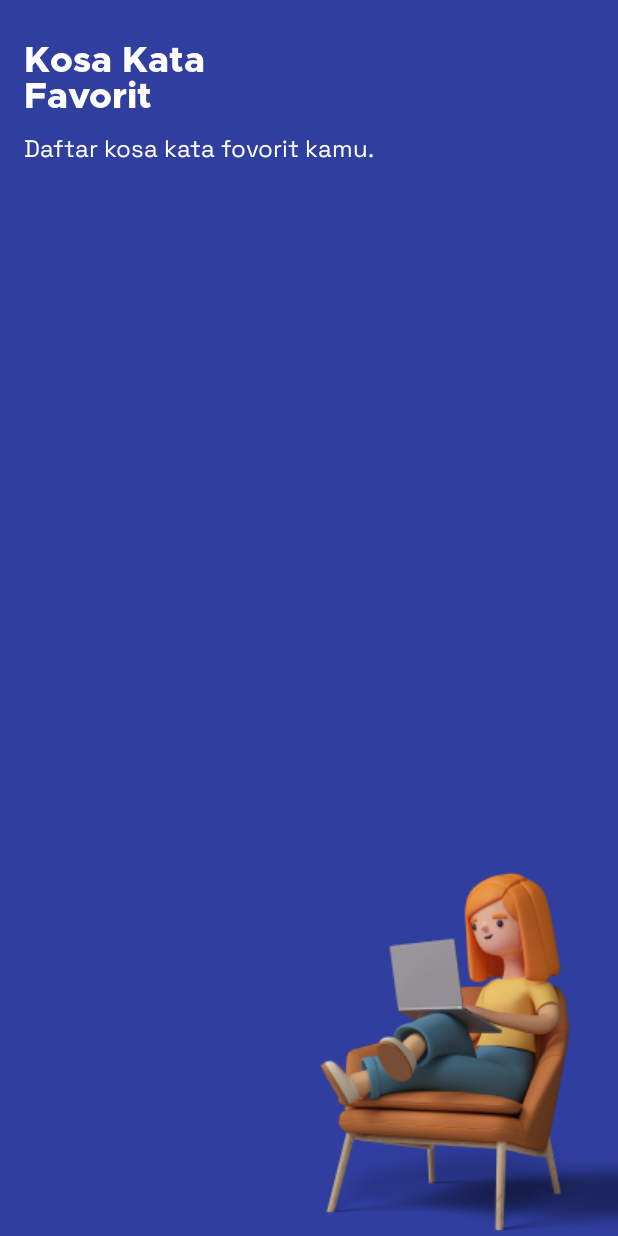
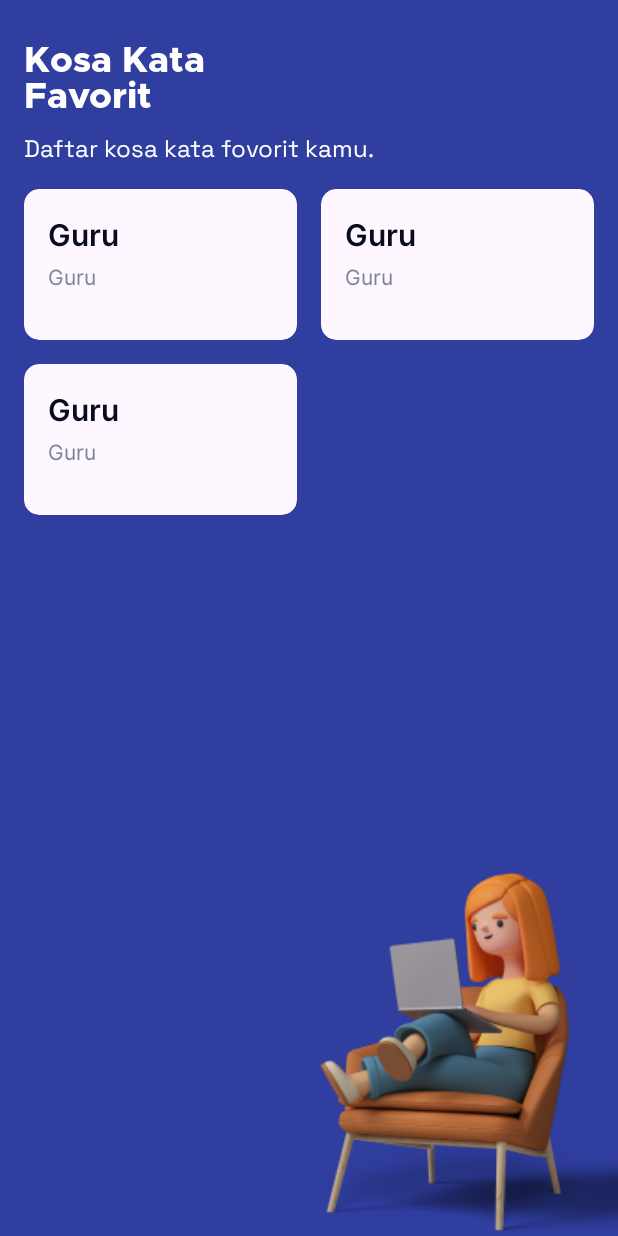
Before and after one commit to arrazyfathan/kbbi, an Android app: the layout fragment_saved.xml on its own in the app's theme, with its tools: preview values and no code run, on a phone screen of 412 x 824 dp. Run offline under Robolectric (Android 15) with nearby library versions, the phone set to English and light mode, and no system bars.

Commit message:
add: list saved kata

```diff
--- a/app/src/main/java/com/example/kbbikamusbesarbahasaindonesia/ui/home/MainActivity.kt
+++ b/app/src/main/java/com/example/kbbikamusbesarbahasaindonesia/ui/home/MainActivity.kt
@@ -2,15 +2,18 @@ package com.example.kbbikamusbesarbahasaindonesia.ui.home
 
 import androidx.appcompat.app.AppCompatActivity
 import android.os.Bundle
+import androidx.activity.viewModels
 import androidx.navigation.fragment.NavHostFragment
 import androidx.navigation.ui.setupWithNavController
+import com.example.kbbikamusbesarbahasaindonesia.BaseApplication
 import com.example.kbbikamusbesarbahasaindonesia.R
 import com.example.kbbikamusbesarbahasaindonesia.databinding.ActivityMainBinding
+import com.example.kbbikamusbesarbahasaindonesia.ui.saved.SavedViewModel
+import com.example.kbbikamusbesarbahasaindonesia.ui.saved.SavedViewModelFactory
 
 class MainActivity : AppCompatActivity() {
 
     private lateinit var binding: ActivityMainBinding
-
 
     override fun onCreate(savedInstanceState: Bundle?) {
         super.onCreate(savedInstanceState)
--- a/app/src/main/res/layout/fragment_saved.xml
+++ b/app/src/main/res/layout/fragment_saved.xml
@@ -1,9 +1,9 @@
 <?xml version="1.0" encoding="utf-8"?>
 <androidx.constraintlayout.widget.ConstraintLayout xmlns:android="http://schemas.android.com/apk/res/android"
+    xmlns:app="http://schemas.android.com/apk/res-auto"
     xmlns:tools="http://schemas.android.com/tools"
     android:layout_width="match_parent"
     android:layout_height="match_parent"
-    xmlns:app="http://schemas.android.com/apk/res-auto"
     android:background="@color/blue_primary"
     tools:context=".ui.saved.SavedFragment">
 
@@ -11,34 +11,47 @@
         android:id="@+id/kosa_kata_favorit_title"
         android:layout_width="wrap_content"
         android:layout_height="wrap_content"
+        android:layout_marginStart="16dp"
+        android:layout_marginTop="24dp"
+        android:fontFamily="@font/metropolis_extrabold"
         android:text="Kosa Kata\nFavorit"
         android:textColor="@color/white"
-        android:fontFamily="@font/metropolis_extrabold"
         android:textSize="24sp"
-        android:layout_marginTop="24dp"
-        android:layout_marginStart="16dp"
         app:layout_constraintStart_toStartOf="parent"
-        app:layout_constraintTop_toTopOf="parent"/>
+        app:layout_constraintTop_toTopOf="parent" />
 
     <TextView
         android:id="@+id/kosa_kata_favorit_subtitle"
         android:layout_width="wrap_content"
         android:layout_height="wrap_content"
+        android:layout_marginStart="16dp"
+        android:layout_marginTop="8dp"
+        android:fontFamily="@font/spacegrotesk_regular"
         android:text="Daftar kosa kata fovorit kamu."
         android:textColor="@color/white"
-        android:fontFamily="@font/spacegrotesk_regular"
         android:textSize="16sp"
-        android:layout_marginTop="8dp"
-        android:layout_marginStart="16dp"
         app:layout_constraintStart_toStartOf="parent"
-        app:layout_constraintTop_toBottomOf="@id/kosa_kata_favorit_title"/>
+        app:layout_constraintTop_toBottomOf="@id/kosa_kata_favorit_title" />
 
     <ImageView
         android:layout_width="wrap_content"
         android:layout_height="wrap_content"
         android:src="@drawable/hero_saved"
+        app:layout_constraintBottom_toBottomOf="parent"
+        app:layout_constraintEnd_toEndOf="parent" />
+
+    <androidx.recyclerview.widget.RecyclerView
+        android:id="@+id/rv_favorit_kata"
+        android:layout_width="match_parent"
+        android:layout_height="0dp"
+        android:layout_margin="8dp"
+        android:orientation="vertical"
+        app:layoutManager="androidx.recyclerview.widget.GridLayoutManager"
+        app:layout_constraintBottom_toBottomOf="parent"
         app:layout_constraintEnd_toEndOf="parent"
-        app:layout_constraintBottom_toBottomOf="parent"
-        />
+        app:layout_constraintStart_toStartOf="parent"
+        app:layout_constraintTop_toBottomOf="@id/kosa_kata_favorit_subtitle"
+        app:spanCount="2"
+        tools:listitem="@layout/item_list_favorite" />
 
 </androidx.constraintlayout.widget.ConstraintLayout>
--- /dev/null
+++ b/app/src/main/res/layout/item_list_favorite.xml
@@ -0,0 +1,54 @@
+<?xml version="1.0" encoding="utf-8"?>
+<androidx.constraintlayout.widget.ConstraintLayout xmlns:android="http://schemas.android.com/apk/res/android"
+    xmlns:app="http://schemas.android.com/apk/res-auto"
+    xmlns:tools="http://schemas.android.com/tools"
+    android:layout_width="match_parent"
+    android:layout_margin="8dp"
+    android:layout_height="wrap_content">
+
+    <com.google.android.material.card.MaterialCardView
+        android:layout_width="match_parent"
+        android:layout_height="wrap_content"
+        app:cardCornerRadius="10dp"
+        android:focusable="true"
+        android:clickable="true"
+        app:layout_constraintBottom_toBottomOf="parent"
+        app:layout_constraintEnd_toEndOf="parent"
+        app:layout_constraintStart_toStartOf="parent"
+        app:layout_constraintTop_toTopOf="parent"
+        app:strokeWidth="0dp">
+
+        <LinearLayout
+            android:layout_width="match_parent"
+            android:layout_height="wrap_content"
+            android:orientation="vertical">
+
+            <TextView
+                android:id="@+id/kata_saved"
+                android:layout_width="wrap_content"
+                android:layout_height="wrap_content"
+                android:layout_marginStart="16dp"
+                android:layout_marginTop="16dp"
+                android:fontFamily="@font/inter_semibold"
+                android:textColor="@color/text_primary"
+                android:textSize="20sp"
+                tools:text="Guru" />
+
+            <TextView
+                android:id="@+id/lemma_saved"
+                android:layout_width="wrap_content"
+                android:layout_height="wrap_content"
+                android:layout_marginStart="16dp"
+                android:layout_marginTop="4dp"
+                android:layout_marginBottom="32dp"
+                android:fontFamily="@font/inter_regular"
+                android:textColor="@color/text_p"
+                android:textSize="14sp"
+                tools:text="Guru" />
+
+        </LinearLayout>
+
+    </com.google.android.material.card.MaterialCardView>
+
+
+</androidx.constraintlayout.widget.ConstraintLayout>
```
Also changed, not shown: app/src/main/java/com/example/kbbikamusbesarbahasaindonesia/adapter/FavoriteAdapter.kt (added, +33 -0 lines), app/src/main/java/com/example/kbbikamusbesarbahasaindonesia/ui/saved/SavedFragment.kt (+33 -2 lines), app/src/main/java/com/example/kbbikamusbesarbahasaindonesia/ui/saved/SavedViewModel.kt (added, +28 -0 lines).
